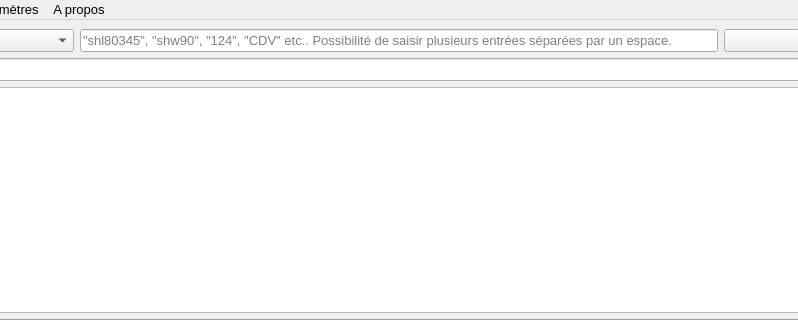
The window that graphique/MainWindow.ui (Pozinux/Finder) describes before a commit, drawn with Qt 5; both pictures show x 93 to 891 and y 0 to 320 of the 984 by 585 pixel window.
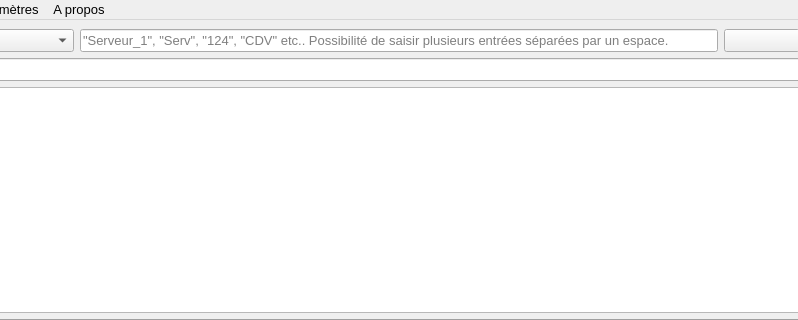
The same window after the commit.

Commit message: Retrait des noms de serveurs dans le hint de la recherche

Diff of the .ui file:
```diff
--- a/graphique/MainWindow.ui
+++ b/graphique/MainWindow.ui
@@ -108,7 +108,7 @@
        <string/>
       </property>
       <property name="placeholderText">
-       <string>&quot;shl80345&quot;, &quot;shw90&quot;, &quot;124&quot;, &quot;CDV&quot; etc.. Possibilité de saisir plusieurs entrées séparées par un espace.</string>
+       <string>&quot;Serveur_1&quot;, &quot;Serv&quot;, &quot;124&quot;, &quot;CDV&quot; etc.. Possibilité de saisir plusieurs entrées séparées par un espace.</string>
       </property>
      </widget>
     </item>
```
